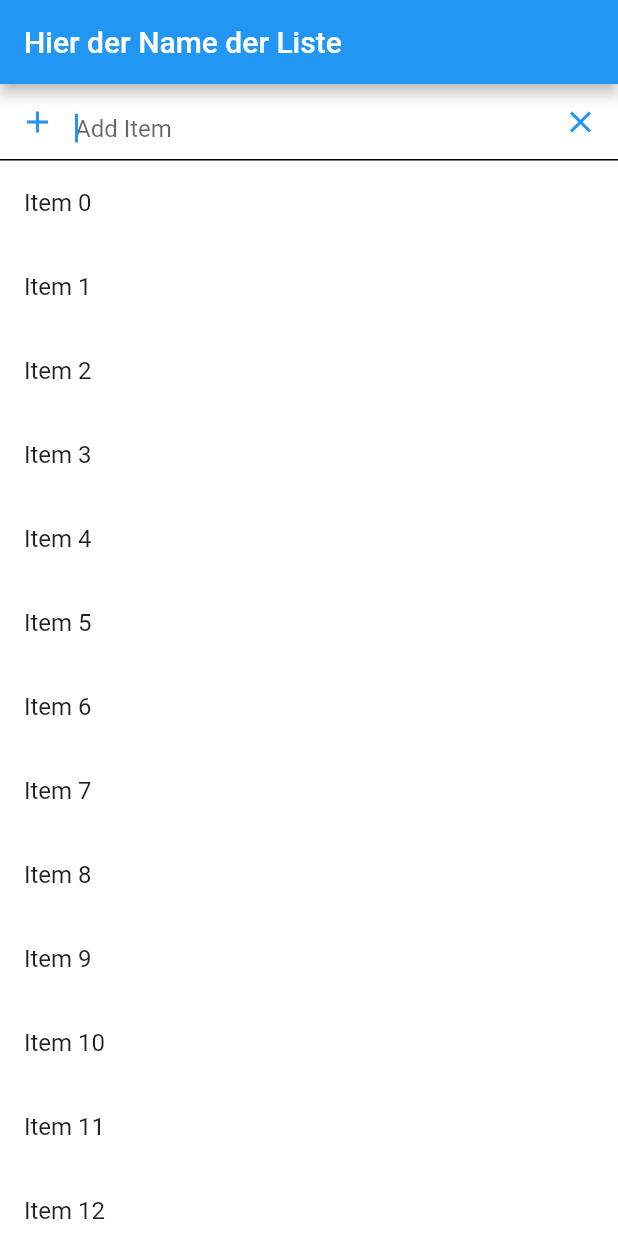
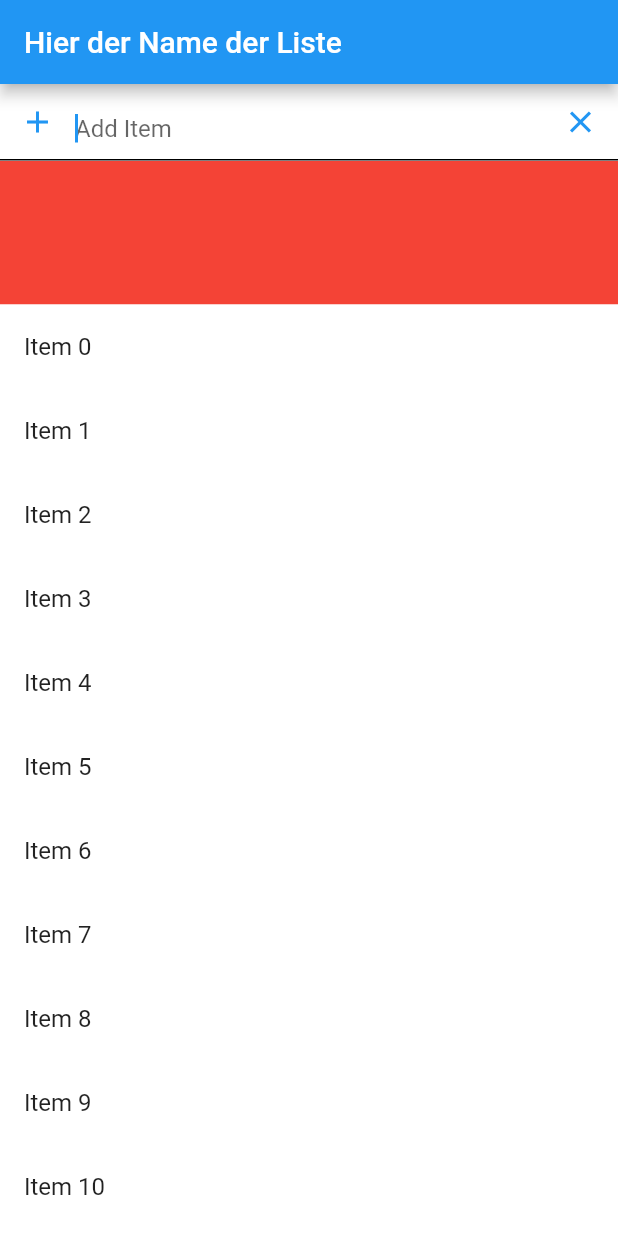
Before and after one commit to bischoff-m/sortable-app, a Flutter app: the screen it shows after launch, on a phone screen of 412 x 824 dp. Run offline on Flutter 3.47's test engine with Material 2 defaults, Android fonts, the phone set to English and light mode, and no system bars.

Commit message:
added animations to spacer between list items

```diff
--- a/lib/fast_reorderable_list.dart
+++ b/lib/fast_reorderable_list.dart
@@ -12,72 +12,86 @@ class FastReorderableList extends StatefulWidget {
         itemBuilder = ((BuildContext context, int index) => children[index]),
         super(key: key);
 
-  final int itemCount;
+  FastReorderableList.builder({
+    Key? key,
+    required this.itemBuilder,
+    required this.itemCount,
+    // required this.onReorder,
+  }) : super(key: key);
+
+  int itemCount;
   final IndexedWidgetBuilder itemBuilder;
 
   @override
   _FastReorderableListState createState() => _FastReorderableListState();
 }
 
-class _FastReorderableListState extends State<FastReorderableList>
-    with TickerProviderStateMixin {
-  late List<AnimationController> _controllers;
-  late List<Animation<Offset>> _animations;
-  late List<GlobalKey> _items;
+class _FastReorderableListState extends State<FastReorderableList> {
+  // this list keeps track of which separator between the items is expanded
+  late List<bool> _expanded;
+  int _curExpanded = 0;
 
   @override
   void initState() {
     super.initState();
-    _controllers =
-        List<AnimationController>.generate(widget.itemCount, (index) {
-      return AnimationController(
-        duration: const Duration(milliseconds: 200),
-        vsync: this,
-      );
-    });
-    _animations = List<Animation<Offset>>.generate(widget.itemCount, (index) {
-      return Tween<Offset>(
-        begin: Offset.zero,
-        end: const Offset(0.0, 2.0),
-      ).animate(CurvedAnimation(
-        parent: _controllers[index],
-        curve: Curves.easeInOut,
-      ));
-    });
-    _items = List<GlobalKey>.generate(widget.itemCount, (index) => GlobalKey());
-  }
-
-  @override
-  void dispose() {
-    super.dispose();
-    _controllers.forEach((c) {
-      c.dispose();
-    });
+    _expanded = List<bool>.filled(widget.itemCount + 1, false);
+    _expanded[_curExpanded] = true;
   }
 
   Widget _itemBuilder(BuildContext context, int index) {
-    final Widget item = widget.itemBuilder(context, index);
-
-    return SlideTransition(
-        position: _animations[index],
-        child: GestureDetector(
-          onTap: () {
-            print("Container clicked");
-          },
-          child: item,
-        ));
+    final int halfIndex = index ~/ 2;
+    if (index.isOdd) {
+      // place list items on all odd indices
+      final Widget item = widget.itemBuilder(context, halfIndex);
+      return GestureDetector(
+        child: item,
+        onDoubleTap: () {
+          dev.log('Animating change');
+          setState(() {
+            _expanded[_curExpanded] = false;
+            _curExpanded = (_curExpanded + 1) % _expanded.length;
+            _expanded[_curExpanded] = true;
+          });
+        },
+      );
+    } else {
+      // place spacer on all even indices
+      // dev.log('is eval');
+      return AnimatedContainer(
+        height: _expanded[halfIndex] ? 96 : 0,
+        color: _expanded[halfIndex] ? Colors.red : Colors.blue,
+        duration: const Duration(seconds: 1),
+        curve: Curves.easeInOut,
+        child: Container(),
+      );
+    }
   }
 
   @override
   Widget build(BuildContext context) {
+    dev.log('Item Count: ${widget.itemCount}');
     return ListView.builder(
-      itemCount: widget.itemCount,
+      itemCount: widget.itemCount * 2 + 1,
       itemBuilder: _itemBuilder,
       dragStartBehavior: DragStartBehavior.down,
+      // TODO: add padding on top and botton, so user can insert item there
+      // padding: EdgeInsets.fromLTRB(0, 100, 0, 200),
     );
   }
+  // @override
+  // Widget build(BuildContext context) {
+  //   dev.log('Item Count: ${widget.itemCount}');
+  //   return ListView.builder(
+  //     itemCount: widget.itemCount * 2 + 1,
+  //     itemBuilder: _itemBuilder,
+  //     dragStartBehavior: DragStartBehavior.down,
+  //     // TODO: add padding on top and botton, so user can insert item there
+  //     // padding: EdgeInsets.fromLTRB(0, 100, 0, 200),
+  //   );
+  // }
 }
 
+// TODO: grab global coordinates of listtile from here
 // Dismissible(
 //         child: Material(
 //           child: ListTile(
--- a/lib/main.dart
+++ b/lib/main.dart
@@ -40,8 +40,9 @@ class _HomePageState extends State<HomePage> with TickerProviderStateMixin {
   // TODO: use this to set color scheme
   // final ColorScheme colorScheme = Theme.of(context).colorScheme;
 
-  final int _numItems = 20;
+  List<String> _items = List<String>.generate(20, (index) => '$index');
 
+  // use to determine the margin of the input text field to the scaffold
   double getTopMargin(BuildContext context) {
     double screenWidth = MediaQuery.of(context).size.width;
     return max(0, min(_marginList, (screenWidth - _maxWidthMainList) / 2));
@@ -90,11 +91,6 @@ class _HomePageState extends State<HomePage> with TickerProviderStateMixin {
                               // TODO: implement add function
                               // onPressed: _textInputController.clear,
                               onPressed: () {
-                                // if (_controllers[4].status ==
-                                //     AnimationStatus.completed)
-                                //   _controllers[4].reverse();
-                                // else
-                                //   _controllers[4].forward();
                                 dev.log('iiiiiih');
                               },
                               icon: Icon(Icons.add),
@@ -121,11 +117,29 @@ class _HomePageState extends State<HomePage> with TickerProviderStateMixin {
                 Expanded(
                   child: FastReorderableList(
                     children: <Widget>[
-                      for (int index = 0; index < _numItems; index++)
-                        ListTile(
-                          key: ValueKey<int>(index),
-                          title: Text('Item $index'),
-                        )
+                      for (int index = 0; index < _items.length; index++)
+                        Dismissible(
+                          key: ValueKey<String>(_items[index]),
+                          child: Material(
+                            child: ListTile(
+                              hoverColor: Colors.black26,
+                              title: Text('Item ${_items[index]}'),
+                              onTap: () {
+                                // TODO: add tap event for items
+                                dev.log('You clicked item ${_items[index]}');
+                              },
+                            ),
+                            color: Colors.white,
+                          ),
+                          background: Container(
+                            color: Colors.green,
+                          ),
+                          onDismissed: (DismissDirection direction) {
+                            setState(() {
+                              _items.remove(index);
+                            });
+                          },
+                        ),
                     ],
                   ),
                 ),
--- a/pubspec.yaml
+++ b/pubspec.yaml
@@ -23,6 +23,7 @@ environment:
 dependencies:
   flutter:
     sdk: flutter
+  auto_animated: any
 
 
   # The following adds the Cupertino Icons font to your application.
```
Also changed, not shown: pubspec.lock.
